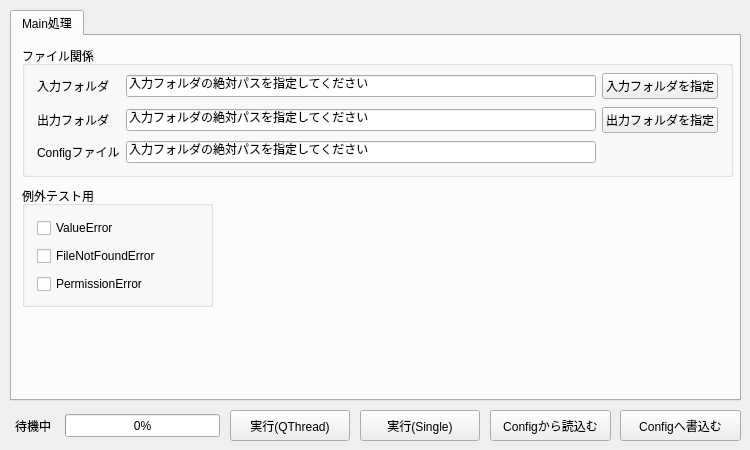
kenichiro90/PyQt5_DemoApp, file DemoApp_UI.ui: the form before one commit.
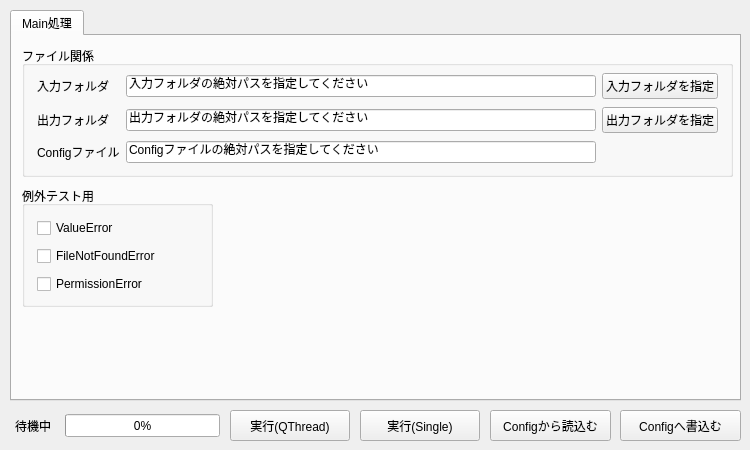
The form after the commit.

Commit message: 初期状態で表示されるテキストの変更

The edit to the form file:
```diff
--- a/DemoApp_UI.ui
+++ b/DemoApp_UI.ui
@@ -54,7 +54,7 @@
        <item row="1" column="1">
         <widget class="QLineEdit" name="outputFolderLineEdit">
          <property name="text">
-          <string>入力フォルダの絶対パスを指定してください</string>
+          <string>出力フォルダの絶対パスを指定してください</string>
          </property>
         </widget>
        </item>
@@ -82,7 +82,7 @@
        <item row="2" column="1">
         <widget class="QLineEdit" name="configFileLineEdit">
          <property name="text">
-          <string>入力フォルダの絶対パスを指定してください</string>
+          <string>Configファイルの絶対パスを指定してください</string>
          </property>
         </widget>
        </item>
```
The commit also changes 1 other file.
